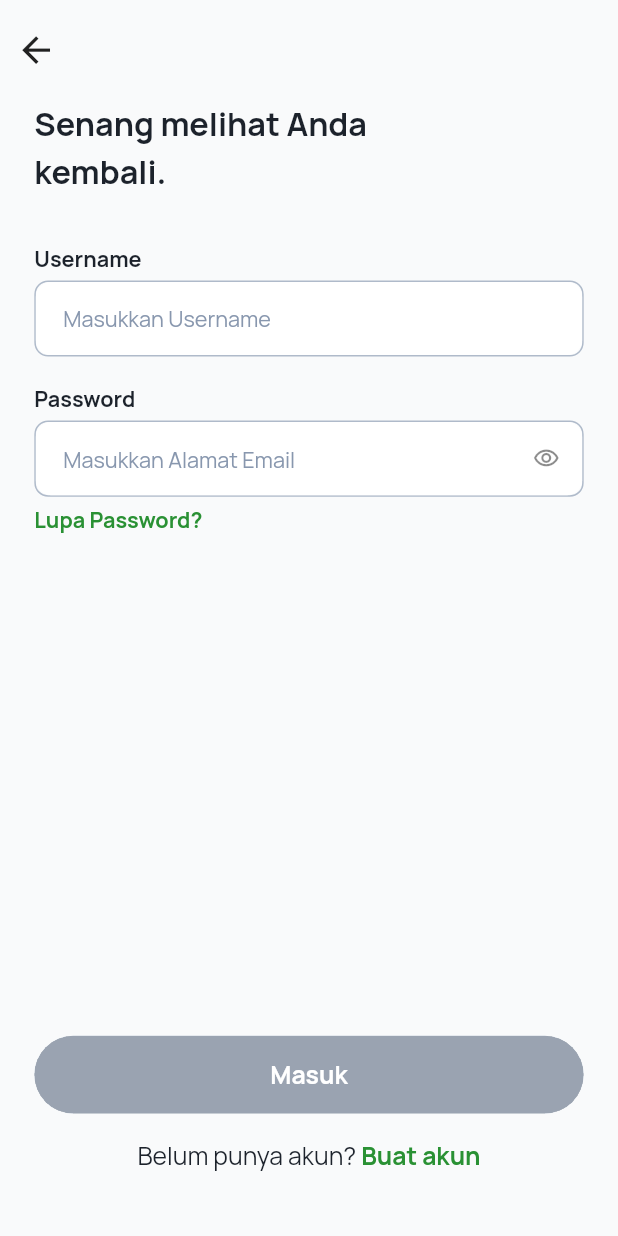
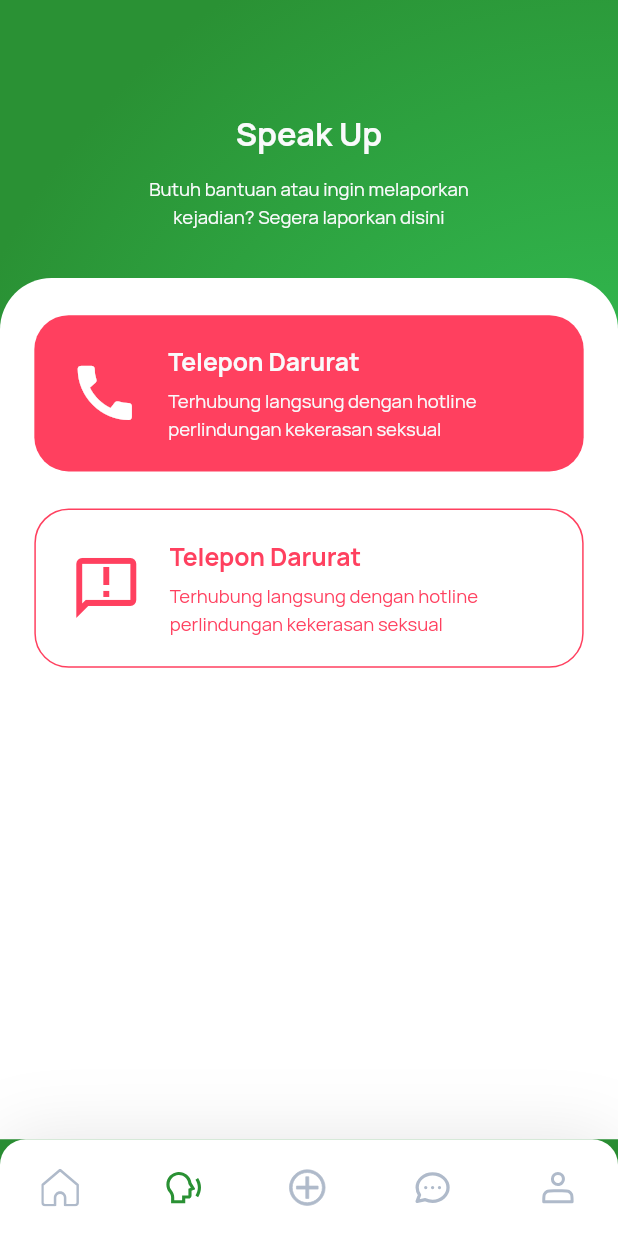
Before and after one commit to Penyihir-Berkah-Mage-ITS/mobile, a Flutter app: the screen it shows after launch, on a phone screen of 412 x 824 dp. Run offline on Flutter 3.47's test engine with Material 2 defaults, Android fonts, the phone set to English and light mode, and no system bars; our stand-ins replace dio, flutter_dotenv, flutter_screenutil, flutter_secure_storage, flutter_svg, fluttertoast and 1 more; missing offline and left inert: transparent_pointer.

Commit message:
speakup page

```diff
--- /dev/null
+++ b/lib/app/presentation/view/speakup_page.dart
@@ -0,0 +1,162 @@
+import 'package:asa/app/presentation/widget/app_bottombar.dart';
+import 'package:asa/routes/app_route.dart';
+import 'package:asa/styles/color_constants.dart';
+import 'package:asa/utils/text_styles.dart';
+import 'package:flutter/material.dart';
+import 'package:flutter_screenutil/flutter_screenutil.dart';
+
+class SpeakupPage extends StatelessWidget {
+  const SpeakupPage({super.key});
+
+  @override
+  Widget build(BuildContext context) {
+    return Scaffold(
+      backgroundColor: ColorConstants.primary[500],
+      body: Stack(
+        children: [
+          Container(
+            width: 1.sw,
+            height: 1.sh,
+            decoration: BoxDecoration(
+              gradient: ColorConstants.gradient[1],
+            ),
+          ),
+          Column(
+            crossAxisAlignment: CrossAxisAlignment.stretch,
+            children: [
+              SizedBox(height: 70.h),
+              Text(
+                "Speak Up",
+                style: h2BTextStyle(
+                  color: ColorConstants.slate[25],
+                ),
+                textAlign: TextAlign.center,
+              ),
+              SizedBox(height: 12.h),
+              Text(
+                'Butuh bantuan atau ingin melaporkan\nkejadian? Segera laporkan disini',
+                style: body5TextStyle(color: ColorConstants.slate[25]),
+                textAlign: TextAlign.center,
+              ),
+            ],
+          ),
+          Column(
+            crossAxisAlignment: CrossAxisAlignment.stretch,
+            children: [
+              SizedBox(height: 180.h),
+              Expanded(
+                child: Container(
+                  padding: EdgeInsets.symmetric(
+                    horizontal: 20.w,
+                    vertical: 24.h,
+                  ),
+                  decoration: BoxDecoration(
+                    borderRadius: BorderRadius.only(
+                      topLeft: Radius.circular(30.w),
+                      topRight: Radius.circular(30.w),
+                    ),
+                    color: Colors.white,
+                  ),
+                  child: Column(
+                    children: [
+                      GestureDetector(
+                        onTap: () {},
+                        child: Container(
+                          padding: EdgeInsets.symmetric(
+                            horizontal: 20.w,
+                            vertical: 18.h,
+                          ),
+                          decoration: BoxDecoration(
+                            color: ColorConstants.error,
+                            borderRadius: BorderRadius.circular(20.w),
+                          ),
+                          child: Row(
+                            children: [
+                              Icon(
+                                Icons.call,
+                                color: Colors.white,
+                                size: 42.w,
+                              ),
+                              SizedBox(width: 16.w),
+                              Flexible(
+                                child: Column(
+                                  crossAxisAlignment:
+                                      CrossAxisAlignment.stretch,
+                                  children: [
+                                    Text(
+                                      'Telepon Darurat',
+                                      style: body3BTextStyle(
+                                        color: ColorConstants.slate[25],
+                                      ),
+                                    ),
+                                    SizedBox(height: 4.h),
+                                    Text(
+                                      'Terhubung langsung dengan hotline perlindungan kekerasan seksual',
+                                      style: body5TextStyle(
+                                        color: ColorConstants.slate[25],
+                                      ),
+                                    ),
+                                  ],
+                                ),
+                              ),
+                            ],
+                          ),
+                        ),
+                      ),
+                      SizedBox(height: 24.h),
+                      Container(
+                        padding: EdgeInsets.symmetric(
+                          horizontal: 20.w,
+                          vertical: 18.h,
+                        ),
+                        decoration: BoxDecoration(
+                          border: Border.all(
+                            color: ColorConstants.error,
+                          ),
+                          borderRadius: BorderRadius.circular(20.w),
+                        ),
+                        child: Row(
+                          children: [
+                            Icon(
+                              Icons.announcement_outlined,
+                              color: ColorConstants.error,
+                              size: 42.w,
+                            ),
+                            SizedBox(width: 16.w),
+                            Flexible(
+                              child: Column(
+                                crossAxisAlignment: CrossAxisAlignment.stretch,
+                                children: [
+                                  Text(
+                                    'Telepon Darurat',
+                                    style: body3BTextStyle(
+                                      color: ColorConstants.error,
+                                    ),
+                                  ),
+                                  SizedBox(height: 4.h),
+                                  Text(
+                                    'Terhubung langsung dengan hotline perlindungan kekerasan seksual',
+                                    style: body5TextStyle(
+                                      color: ColorConstants.error,
+                                    ),
+                                  ),
+                                ],
+                              ),
+                            ),
+                          ],
+                        ),
+                      ),
+                    ],
+                  ),
+                ),
+              ),
+            ],
+          )
+        ],
+      ),
+      bottomNavigationBar: AppBottomBar(
+        route: AppRoute.speakup,
+      ),
+    );
+  }
+}
--- a/lib/app/presentation/widget/app_bottombar.dart
+++ b/lib/app/presentation/widget/app_bottombar.dart
@@ -49,6 +49,12 @@ class AppBottomBar extends StatelessWidget {
             SvgPicture.asset(
               "assets/icons/speak.svg",
               width: 22.w,
+              colorFilter: route == AppRoute.speakup
+                  ? ColorFilter.mode(
+                      ColorConstants.primary[500]!,
+                      BlendMode.srcIn,
+                    )
+                  : null,
             ),
             SvgPicture.asset(
               "assets/icons/plus.svg",
--- a/lib/main.dart
+++ b/lib/main.dart
@@ -43,7 +43,7 @@ class MyApp extends StatelessWidget {
                   title: 'MyEco',
                   theme: globalTheme(),
                   getPages: appPage(),
-                  initialRoute: AppRoute.login,
+                  initialRoute: AppRoute.speakup,
                   // initialRoute: snapshot.data ?? false
                   //     ? AppRoute.profile
                   //     : AppRoute.profile,
--- a/lib/routes/app_page.dart
+++ b/lib/routes/app_page.dart
@@ -12,6 +12,7 @@ import 'package:asa/app/presentation/view/register/register_avatar_page.dart';
 import 'package:asa/app/presentation/view/register/register_form_page.dart';
 import 'package:asa/app/presentation/view/register/register_gender_page.dart';
 import 'package:asa/app/presentation/view/register/register_name_page.dart';
+import 'package:asa/app/presentation/view/speakup_page.dart';
 import 'package:asa/app/presentation/view/splash_page.dart';
 import 'package:asa/routes/app_route.dart';
 import 'package:get/get.dart';
@@ -70,5 +71,9 @@ List<GetPage<String>> appPage() {
       page: () => CommentPage(),
       binding: CommentBinding(),
     ),
+    GetPage(
+      name: AppRoute.speakup,
+      page: () => SpeakupPage(),
+    ),
   ];
 }
--- a/lib/routes/app_route.dart
+++ b/lib/routes/app_route.dart
@@ -12,4 +12,6 @@ class AppRoute {
 
   static String home = "/home";
   static String post(String id) => "/post/$id";
+
+  static String speakup = "/speak-up";
 }
--- a/lib/styles/color_constants.dart
+++ b/lib/styles/color_constants.dart
@@ -49,7 +49,7 @@ class ColorConstants {
       blurRadius: 40.sp,
     ),
   };
-  static Color error = Color(0xffFF574D);
+  static Color error = Color(0xffFF405F);
 }
 
 final ColorScheme appColorScheme = ColorScheme(
```
